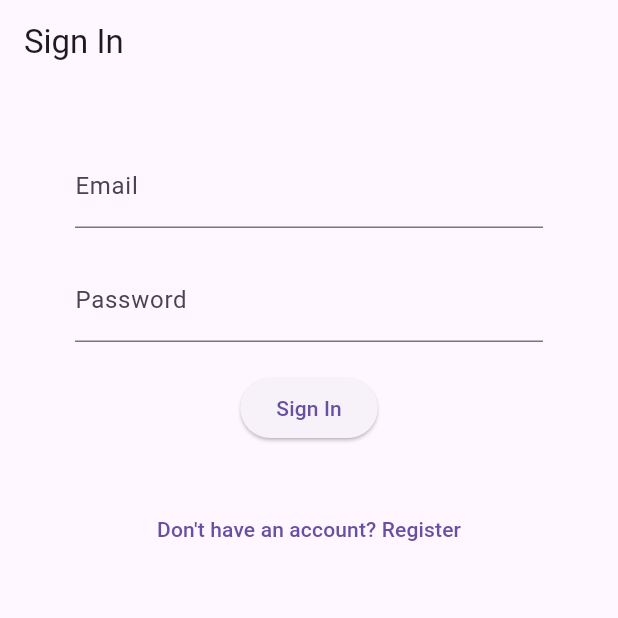
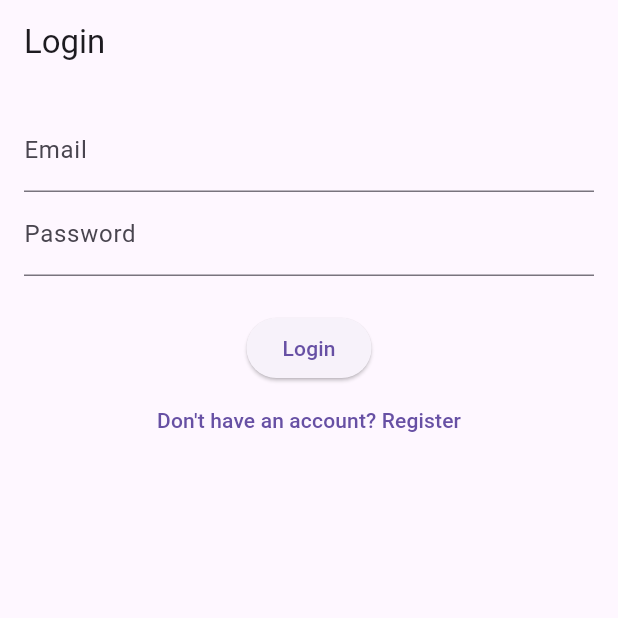
Before and after one commit to fazilmuhammad/FAZILDEV-QuiteSpace, a Flutter app: the screen it shows after launch, on a phone screen of 412 x 824 dp, the top half of it. Run offline on Flutter 3.47's test engine with Material 3 defaults, Android fonts, the phone set to English and light mode, and no system bars; our stand-ins replace cloud_firestore, firebase_auth, firebase_core; accounts and stored records are empty.

Commit message:
Update Register and Login Page

```diff
--- a/lib/main.dart
+++ b/lib/main.dart
@@ -1,10 +1,13 @@
 import 'package:flutter/material.dart';
 import 'package:firebase_core/firebase_core.dart';
-import 'package:quitespace/components/auth_wrapper.dart';
+import 'package:quitespace/screens/profile_page.dart';
+import 'package:firebase_auth/firebase_auth.dart';
+import 'package:quitespace/services/firebase_service.dart';
+import 'package:quitespace/screens/login_page.dart';
 
 void main() async {
   WidgetsFlutterBinding.ensureInitialized();
-  await Firebase.initializeApp();
+  await FirebaseService.initialize();
   runApp(MyApp());
 }
 
@@ -12,11 +15,23 @@ class MyApp extends StatelessWidget {
   @override
   Widget build(BuildContext context) {
     return MaterialApp(
-      title: 'Firebase Auth Demo',
+      title: 'Zodiac Profile App',
       theme: ThemeData(
         primarySwatch: Colors.blue,
       ),
-      home: AuthWrapper(),
+      home: StreamBuilder<User?>(
+        stream: FirebaseService.auth.authStateChanges(),
+        builder: (context, snapshot) {
+          if (snapshot.connectionState == ConnectionState.active) {
+            User? user = snapshot.data;
+            if (user == null) {
+              return LoginPage();
+            }
+            return ProfilePage();
+          }
+          return Scaffold(body: Center(child: CircularProgressIndicator()));
+        },
+      ),
     );
   }
 }
--- a/lib/screens/login_page.dart
+++ b/lib/screens/login_page.dart
@@ -1,7 +1,9 @@
 import 'package:flutter/material.dart';
-import 'package:fluttertoast/fluttertoast.dart';
-import 'package:quitespace/services/auth_service.dart';
-import 'register_page.dart';
+import 'package:firebase_auth/firebase_auth.dart';
+import 'package:cloud_firestore/cloud_firestore.dart';
+import 'package:quitespace/screens/register_page.dart';
+import 'package:quitespace/services/firebase_service.dart';
+import 'profile_page.dart';
 
 class LoginPage extends StatefulWidget {
   @override
@@ -9,77 +11,80 @@ class LoginPage extends StatefulWidget {
 }
 
 class _LoginPageState extends State<LoginPage> {
-  final AuthService _auth = AuthService();
   final _formKey = GlobalKey<FormState>();
+  final _emailController = TextEditingController();
+  final _passwordController = TextEditingController();
 
-  // Text field state
-  String email = '';
-  String password = '';
-  String error = '';
+  Future<void> _login() async {
+    if (_formKey.currentState!.validate()) {
+      try {
+        await FirebaseService.auth.signInWithEmailAndPassword(
+          email: _emailController.text.trim(),
+          password: _passwordController.text.trim(),
+        );
+
+        // Navigate to profile page
+        Navigator.pushReplacement(
+          context,
+          MaterialPageRoute(builder: (context) => ProfilePage()),
+        );
+      } on FirebaseAuthException catch (e) {
+        ScaffoldMessenger.of(context).showSnackBar(
+          SnackBar(content: Text(e.message ?? 'Login failed')),
+        );
+      }
+    }
+  }
 
   @override
   Widget build(BuildContext context) {
     return Scaffold(
-      appBar: AppBar(
-        title: Text('Sign In'),
-      ),
-      body: Container(
-        padding: EdgeInsets.symmetric(vertical: 20.0, horizontal: 50.0),
+      appBar: AppBar(title: Text('Login')),
+      body: Padding(
+        padding: const EdgeInsets.all(16.0),
         child: Form(
           key: _formKey,
+          child: SingleChildScrollView(
             child: Column(
-            children: <Widget>[
-              SizedBox(height: 20.0),
+              children: [
                 TextFormField(
+                  controller: _emailController,
                   decoration: InputDecoration(labelText: 'Email'),
-                validator: (val) => val!.isEmpty ? 'Enter an email' : null,
-                onChanged: (val) {
-                  setState(() => email = val);
+                  keyboardType: TextInputType.emailAddress,
+                  validator: (value) {
+                    if (value == null || value.isEmpty) {
+                      return 'Please enter your email';
+                    }
+                    return null;
                   },
                 ),
-              SizedBox(height: 20.0),
                 TextFormField(
+                  controller: _passwordController,
                   decoration: InputDecoration(labelText: 'Password'),
                   obscureText: true,
-                validator: (val) => val!.length < 6
-                    ? 'Enter a password 6+ chars long'
-                    : null,
-                onChanged: (val) {
-                  setState(() => password = val);
+                  validator: (value) {
+                    if (value == null || value.isEmpty) {
+                      return 'Please enter your password';
+                    }
+                    return null;
                   },
                 ),
-              SizedBox(height: 20.0),
+                SizedBox(height: 24),
                 ElevatedButton(
-                child: Text('Sign In'),
-                onPressed: () async {
-                  if (_formKey.currentState!.validate()) {
-                    dynamic result = await _auth.signIn(email, password);
-                    if (result == null) {
-                      setState(() => error = 'Could not sign in with those credentials');
-                      Fluttertoast.showToast(
-                        msg: "Login failed",
-                        toastLength: Toast.LENGTH_SHORT,
-                        gravity: ToastGravity.BOTTOM,
-                      );
-                    }
-                  }
-                },
-              ),
-              SizedBox(height: 12.0),
-              Text(
-                error,
-                style: TextStyle(color: Colors.red, fontSize: 14.0),
+                  onPressed: _login,
+                  child: Text('Login'),
                 ),
                 TextButton(
-                child: Text('Don\'t have an account? Register'),
                   onPressed: () {
                     Navigator.push(
                       context,
                       MaterialPageRoute(builder: (context) => RegisterPage()),
                     );
                   },
-              )
+                  child: Text('Don\'t have an account? Register'),
+                ),
               ],
+            ),
           ),
         ),
       ),
--- /dev/null
+++ b/lib/services/firebase_service.dart
@@ -0,0 +1,12 @@
+import 'package:firebase_core/firebase_core.dart';
+import 'package:cloud_firestore/cloud_firestore.dart';
+import 'package:firebase_auth/firebase_auth.dart';
+
+class FirebaseService {
+  static Future<void> initialize() async {
+    await Firebase.initializeApp();
+  }
+
+  static FirebaseAuth get auth => FirebaseAuth.instance;
+  static FirebaseFirestore get firestore => FirebaseFirestore.instance;
+}
```
Also changed, not shown: lib/screens/profile_page.dart (added, +83 -0 lines), lib/screens/register_page.dart (+117 -51 lines), lib/utilities/zodiac_utils.dart (added, +38 -0 lines), pubspec.yaml (+17 -3 lines), assets/zodiac/aquarius.png (added), assets/zodiac/aries.png (added), assets/zodiac/cancer.png (added), assets/zodiac/capricorn.png (added), assets/zodiac/gemini.png (added), assets/zodiac/leo.png (added), assets/zodiac/libra.png (added), assets/zodiac/pisces.png (added), assets/zodiac/sagittarius.png (added), assets/zodiac/scorpio.png (added), 3 more files, 6 other files. Lines whose indentation alone changed are shown as unchanged.
